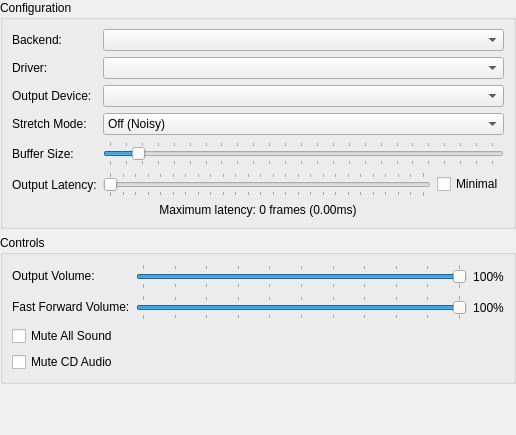
This is src/duckstation-qt/audiosettingswidget.ui in kofxi3584karlayang/duckstation as Qt 5 draws it before an edit. The edited form follows.
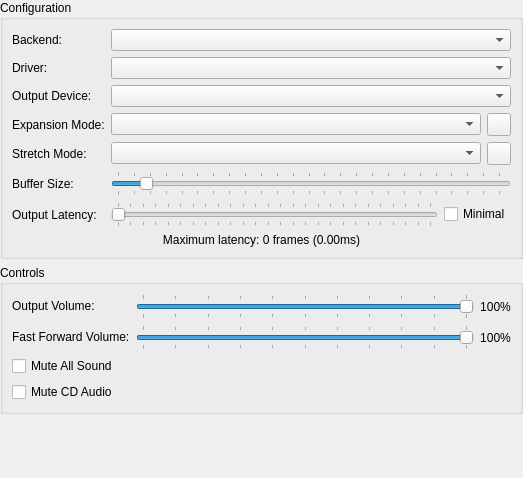
This is the edited form. Icons and pictures are not drawn.

Commit message: AudioStream: Add surround expansion via FreeSurround

Patch:
```diff
--- a/src/duckstation-qt/audiosettingswidget.ui
+++ b/src/duckstation-qt/audiosettingswidget.ui
@@ -6,8 +6,8 @@
    <rect>
     <x>0</x>
     <y>0</y>
-    <width>516</width>
-    <height>435</height>
+    <width>523</width>
+    <height>478</height>
    </rect>
   </property>
   <layout class="QVBoxLayout" name="verticalLayout">
@@ -29,58 +29,12 @@
       <string>Configuration</string>
      </property>
      <layout class="QGridLayout" name="gridLayout">
+      <item row="2" column="1">
+       <widget class="QComboBox" name="outputDevice"/>
+      </item>
       <item row="0" column="1">
        <widget class="QComboBox" name="audioBackend"/>
       </item>
-      <item row="5" column="0">
-       <widget class="QLabel" name="label_5">
-        <property name="text">
-         <string>Output Latency:</string>
-        </property>
-       </widget>
-      </item>
-      <item row="2" column="0">
-       <widget class="QLabel" name="label_8">
-        <property name="text">
-         <string>Output Device:</string>
-        </property>
-       </widget>
-      </item>
-      <item row="4" column="1">
-       <widget class="QSlider" name="bufferMS">
-        <property name="minimum">
-         <number>15</number>
-        </property>
-        <property name="maximum">
-         <number>500</number>
-        </property>
-        <property name="singleStep">
-         <number>1</number>
-        </property>
-        <property name="pageStep">
-         <number>5</number>
-        </property>
-        <property name="value">
-         <number>50</number>
-        </property>
-        <property name="orientation">
-         <enum>Qt::Orientation::Horizontal</enum>
-        </property>
-        <property name="tickPosition">
-         <enum>QSlider::TickPosition::TicksBothSides</enum>
-        </property>
-        <property name="tickInterval">
-         <number>20</number>
-        </property>
-       </widget>
-      </item>
-      <item row="0" column="0">
-       <widget class="QLabel" name="label">
-        <property name="text">
-         <string>Backend:</string>
-        </property>
-       </widget>
-      </item>
       <item row="1" column="0">
        <widget class="QLabel" name="label_6">
         <property name="text">
@@ -88,17 +42,38 @@
         </property>
        </widget>
       </item>
-      <item row="1" column="1">
-       <widget class="QComboBox" name="driver"/>
+      <item row="7" column="0" colspan="2">
+       <widget class="QLabel" name="bufferingLabel">
+        <property name="text">
+         <string>Maximum latency: 0 frames (0.00ms)</string>
+        </property>
+        <property name="alignment">
+         <set>Qt::AlignmentFlag::AlignCenter</set>
+        </property>
+       </widget>
       </item>
-      <item row="3" column="0">
+      <item row="0" column="0">
+       <widget class="QLabel" name="label">
+        <property name="text">
+         <string>Backend:</string>
+        </property>
+       </widget>
+      </item>
+      <item row="4" column="0">
        <widget class="QLabel" name="label_7">
         <property name="text">
          <string>Stretch Mode:</string>
         </property>
        </widget>
       </item>
-      <item row="5" column="1">
+      <item row="2" column="0">
+       <widget class="QLabel" name="label_8">
+        <property name="text">
+         <string>Output Device:</string>
+        </property>
+       </widget>
+      </item>
+      <item row="6" column="1">
        <layout class="QHBoxLayout" name="horizontalLayout_3">
         <item>
          <widget class="QSlider" name="outputLatencyMS">
@@ -125,44 +100,85 @@
         </item>
        </layout>
       </item>
-      <item row="2" column="1">
-       <widget class="QComboBox" name="outputDevice"/>
+      <item row="1" column="1">
+       <widget class="QComboBox" name="driver"/>
       </item>
-      <item row="4" column="0">
+      <item row="5" column="0">
        <widget class="QLabel" name="label_2">
         <property name="text">
          <string>Buffer Size:</string>
         </property>
        </widget>
       </item>
-      <item row="6" column="0" colspan="2">
-       <widget class="QLabel" name="bufferingLabel">
+      <item row="3" column="0">
+       <widget class="QLabel" name="label_9">
         <property name="text">
-         <string>Maximum latency: 0 frames (0.00ms)</string>
+         <string>Expansion Mode:</string>
         </property>
-        <property name="alignment">
-         <set>Qt::AlignmentFlag::AlignCenter</set>
+       </widget>
+      </item>
+      <item row="5" column="1">
+       <widget class="QSlider" name="bufferMS">
+        <property name="minimum">
+         <number>15</number>
+        </property>
+        <property name="maximum">
+         <number>500</number>
+        </property>
+        <property name="singleStep">
+         <number>1</number>
+        </property>
+        <property name="pageStep">
+         <number>5</number>
+        </property>
+        <property name="value">
+         <number>50</number>
+        </property>
+        <property name="orientation">
+         <enum>Qt::Orientation::Horizontal</enum>
+        </property>
+        <property name="tickPosition">
+         <enum>QSlider::TickPosition::TicksBothSides</enum>
+        </property>
+        <property name="tickInterval">
+         <number>20</number>
+        </property>
+       </widget>
+      </item>
+      <item row="6" column="0">
+       <widget class="QLabel" name="label_5">
+        <property name="text">
+         <string>Output Latency:</string>
         </property>
        </widget>
       </item>
       <item row="3" column="1">
-       <widget class="QComboBox" name="stretchMode">
+       <layout class="QHBoxLayout" name="horizontalLayout_5" stretch="1,0">
         <item>
-         <property name="text">
-          <string>Off (Noisy)</string>
-         </property>
+         <widget class="QComboBox" name="expansionMode"/>
         </item>
         <item>
-         <property name="text">
-          <string>Resampling (Pitch Shift)</string>
-         </property>
+         <widget class="QToolButton" name="expansionSettings">
+          <property name="icon">
+           <iconset theme="settings-3-line"/>
+          </property>
+         </widget>
         </item>
+       </layout>
+      </item>
+      <item row="4" column="1">
+       <layout class="QHBoxLayout" name="horizontalLayout_6" stretch="1,0">
         <item>
-         <property name="text">
-          <string>Time Stretch (Tempo Change, Best Sound)</string>
-         </property>
+         <widget class="QComboBox" name="stretchMode"/>
         </item>
-       </widget>
+        <item>
+         <widget class="QToolButton" name="stretchSettings">
+          <property name="icon">
+           <iconset theme="settings-3-line"/>
+          </property>
+         </widget>
+        </item>
+       </layout>
       </item>
      </layout>
     </widget>
```
The commit also changes 30 other files.
